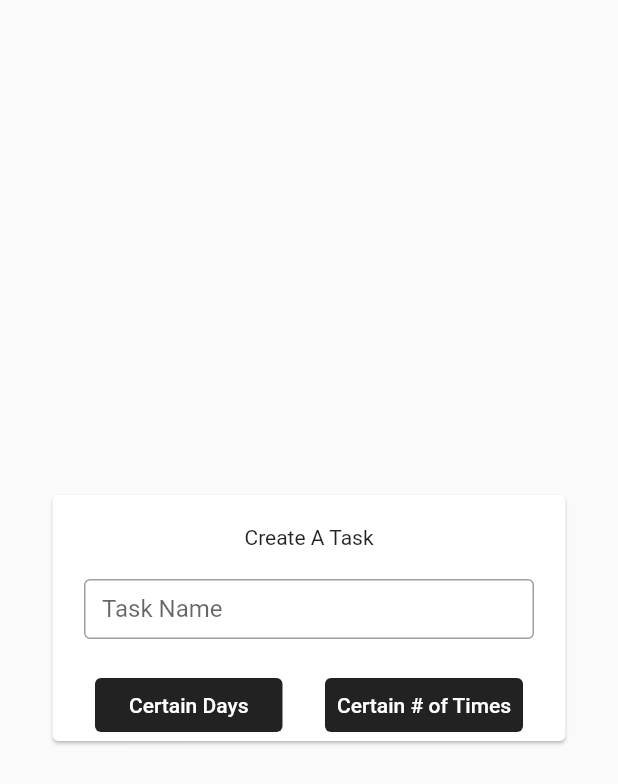
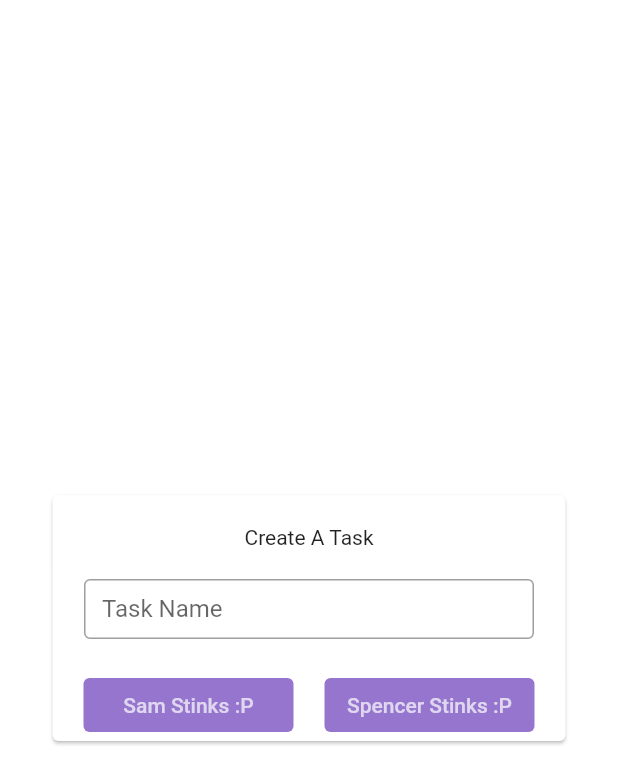
Before and after one commit to SanchoMontana/SeniorDesign_MOM, a Flutter app: the screen it shows after launch, after a tap on "Create Life : o )", on a phone screen of 412 x 824 dp. Shown: the top 784 px of the screen. Run offline on Flutter 3.47's test engine with Material 2 defaults, Android fonts, the phone set to English and light mode, and no system bars; our stand-ins replace yaml.

Commit message:
adding custom text button

```diff
--- /dev/null
+++ b/src/lib/custom_widgets/custom_text_button.dart
@@ -0,0 +1,17 @@
+import 'package:flutter/material.dart';
+
+ButtonStyle customTextButtonStyle = ButtonStyle(
+    foregroundColor: MaterialStateProperty.all(Colors.white70),
+    backgroundColor: MaterialStateProperty.all(Colors.deepPurple[300]));
+
+SizedBox customTextButton(String buttonText) {
+  return SizedBox(
+    width: 140,
+    child: TextButton(
+      style: customTextButtonStyle,
+      // ignore: avoid_print
+      onPressed: () => print("test"),
+      child: Text(buttonText),
+    ),
+  );
+}
--- a/src/lib/main.dart
+++ b/src/lib/main.dart
@@ -44,7 +44,7 @@ class CoreRunning extends StatelessWidget {
                   Navigator.push(
                       context,
                       MaterialPageRoute(
-                          builder: (context) => const FirstTaskDialog()));
+                          builder: (context) => ProfileCreationIntro()));
                 },
                 child: const Text('Control Life ;-;'))
           ],
--- a/src/lib/pages/task_creation.dart
+++ b/src/lib/pages/task_creation.dart
@@ -1,4 +1,5 @@
 import 'package:flutter/material.dart';
+import 'package:demo/custom_widgets/custom_text_button.dart';
 
 class TaskCreation extends StatefulWidget {
   const TaskCreation({Key? key}) : super(key: key);
@@ -8,10 +9,15 @@ class TaskCreation extends StatefulWidget {
 }
 
 class _TaskCreationState extends State<TaskCreation> {
+  bool daysPressed = false;
+  bool numberPressed = false;
+
+  Color buttonSelectedColor = Colors.deepPurple[800]!;
+  Color buttonNotSelectedColor = Colors.deepPurple[300]!;
+
   @override
   Widget build(BuildContext context) {
-    return Scaffold(
-      body: Center(
+    return Center(
       child: Column(
         mainAxisAlignment: MainAxisAlignment.center,
         crossAxisAlignment: CrossAxisAlignment.center,
@@ -40,27 +46,8 @@ class _TaskCreationState extends State<TaskCreation> {
                     Row(
                       mainAxisAlignment: MainAxisAlignment.spaceEvenly,
                       children: [
-                          SizedBox(
-                            width: 125,
-                            child: TextButton(
-                              style: TextButton.styleFrom(
-                                primary: Colors.white,
-                                backgroundColor: Colors.black87,
-                              ),
-                              // ignore: avoid_print
-                              onPressed: () => print("days pressed poggers"),
-                              child: const Text("Certain Days"),
-                            ),
-                          ),
-                          TextButton(
-                            style: TextButton.styleFrom(
-                              primary: Colors.white,
-                              backgroundColor: Colors.black87,
-                            ),
-                            // ignore: avoid_print
-                            onPressed: () => print("times pressed poggers"),
-                            child: const Text("Certain # of Times"),
-                          ),
+                        customTextButton("Sam Stinks :P"),
+                        customTextButton("Spencer Stinks :P"),
                       ],
                     ),
                   ],
@@ -70,7 +57,6 @@ class _TaskCreationState extends State<TaskCreation> {
           ),
         ],
       ),
-      ),
     );
   }
 }
```
Lines whose indentation alone changed are shown as unchanged.
